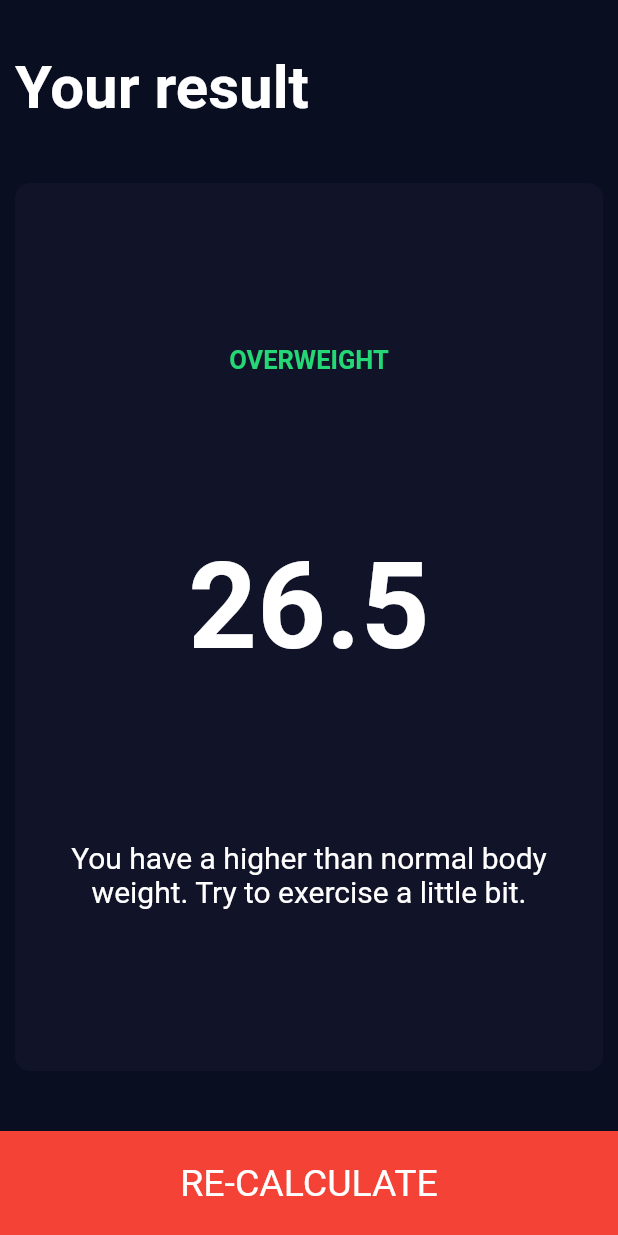
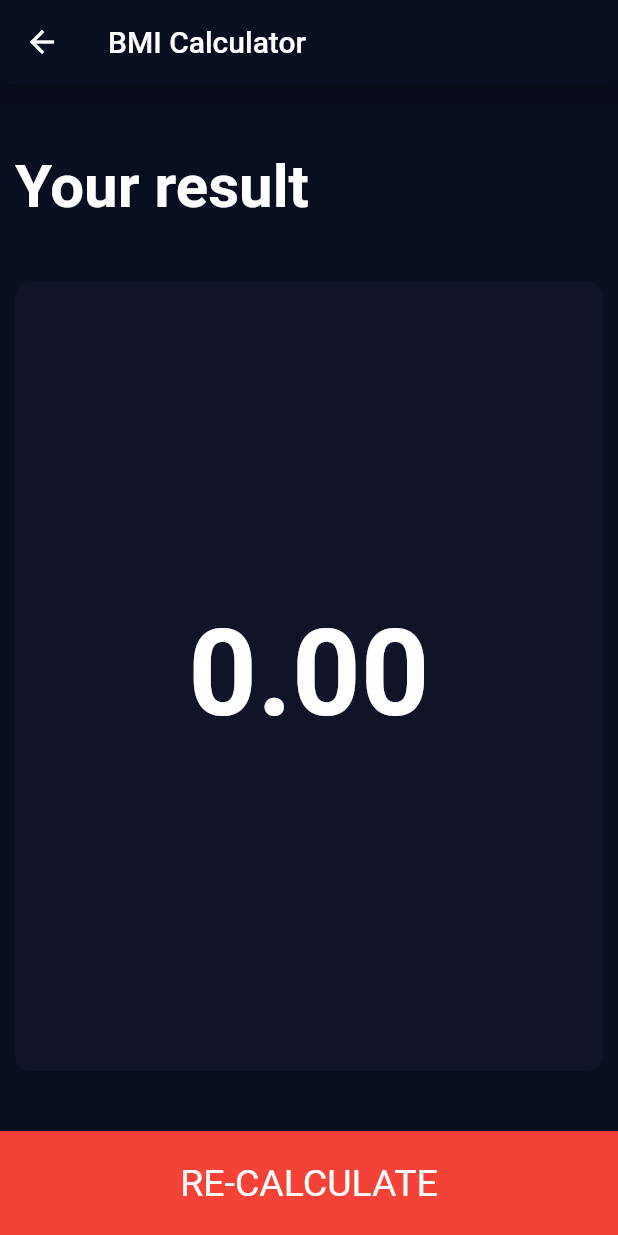
Before and after one commit to eliotfgn/bmi-calculator, a Flutter app: the ResultPage screen opened directly with empty values, on a phone screen of 412 x 824 dp. Run offline on Flutter 3.47's test engine with Material 2 defaults, Android fonts, the phone set to English and light mode, and no system bars.

Commit message:
display result on the result page

```diff
--- a/lib/main.dart
+++ b/lib/main.dart
@@ -1,3 +1,4 @@
+import 'package:bmi_calculator/bmi_utils.dart';
 import 'package:bmi_calculator/result_page.dart';
 import 'package:flutter/cupertino.dart';
 import 'package:flutter/material.dart';
@@ -8,7 +9,7 @@ const Color inactiveCard = Color(0xff111328);
 enum Gender { male, female }
 
 void main() {
-  runApp(const BMICalculator());
+  runApp(const BMICalculatorPage());
 }
 
 MaterialColor createMaterialColor(Color color) {
@@ -31,8 +32,8 @@ MaterialColor createMaterialColor(Color color) {
   return MaterialColor(color.value, swatch);
 }
 
-class BMICalculator extends StatelessWidget {
-  const BMICalculator({Key? key}) : super(key: key);
+class BMICalculatorPage extends StatelessWidget {
+  const BMICalculatorPage({Key? key}) : super(key: key);
 
   @override
   Widget build(BuildContext context) {
@@ -191,8 +192,16 @@ class _InputPageState extends State<InputPage> {
         ),
         GestureDetector(
           onTap: () {
-            Navigator.push(context,
-                MaterialPageRoute(builder: (context) => const ResultPage()));
+            String sex = selectedGender == Gender.male ? "MALE" : "FEMALE";
+            BMIData data =
+                BMIData(sex: sex, age: age, weight: weight, height: height);
+            BMICalculator calculator = BMICalculator(bmiData: data);
+            Navigator.push(
+                context,
+                MaterialPageRoute(
+                    builder: (context) => ResultPage(
+                          result: calculator.calculateBMI(),
+                        )));
           },
           child: Container(
             color: Colors.red,
--- a/lib/result_page.dart
+++ b/lib/result_page.dart
@@ -10,8 +10,11 @@ class ResultPage extends StatelessWidget {
   @override
   Widget build(BuildContext context) {
     return Scaffold(
+      appBar: AppBar(
+        title: const Text("BMI Calculator"),
+      ),
       body: Padding(
-        padding: const EdgeInsets.only(top: 35),
+        padding: const EdgeInsets.only(top: 45),
         child: Column(
           crossAxisAlignment: CrossAxisAlignment.start,
           children: [
@@ -23,7 +26,7 @@ class ResultPage extends StatelessWidget {
                 textAlign: TextAlign.start,
               ),
             ),
-            ResultContent(),
+            ResultContent(result: result),
             GestureDetector(
               onTap: () {
                 Navigator.pop(context);
@@ -48,7 +51,9 @@ class ResultPage extends StatelessWidget {
 }
 
 class ResultContent extends StatelessWidget {
-  const ResultContent({Key? key}) : super(key: key);
+  const ResultContent({Key? key, required this.result}) : super(key: key);
+
+  final BMIResult result;
 
   @override
   Widget build(BuildContext context) {
@@ -56,28 +61,28 @@ class ResultContent extends StatelessWidget {
       child: Container(
         width: double.infinity,
         margin: const EdgeInsets.symmetric(vertical: 40, horizontal: 10),
-        padding: const EdgeInsets.symmetric(horizontal: 5),
+        padding: const EdgeInsets.symmetric(horizontal: 10),
         decoration: BoxDecoration(
           color: inactiveCard,
           borderRadius: BorderRadius.circular(10),
         ),
         child: Column(
           mainAxisAlignment: MainAxisAlignment.spaceEvenly,
-          children: const [
+          children: [
             Text(
-              "OVERWEIGHT",
-              style: TextStyle(
+              result.result.toUpperCase(),
+              style: const TextStyle(
                   fontSize: 17,
                   fontWeight: FontWeight.bold,
                   color: Color(0xff24d876)),
             ),
             Text(
-              "26.5",
-              style: TextStyle(fontSize: 80, fontWeight: FontWeight.bold),
+              result.bmi.toStringAsFixed(2),
+              style: const TextStyle(fontSize: 80, fontWeight: FontWeight.bold),
             ),
             Text(
-              "You have a higher than normal body weight. Try to exercise a little bit.",
-              style: TextStyle(fontSize: 20),
+              result.interpretation,
+              style: const TextStyle(fontSize: 20),
               textAlign: TextAlign.center,
             )
           ],
```
